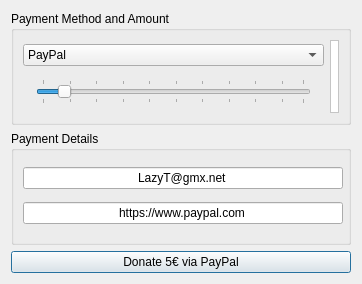
The window that res/ui/donation.ui (LazyT/obpm) describes before a commit, drawn with Qt 5.
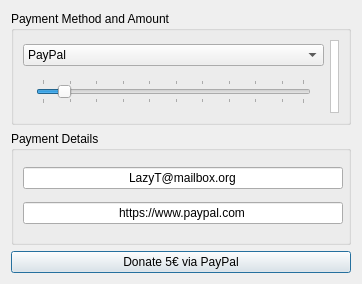
The same window after the commit. Icons and pictures are not drawn.

```diff
--- a/res/ui/donation.ui
+++ b/res/ui/donation.ui
@@ -196,7 +196,7 @@
          <string>beneficiary email address</string>
         </property>
         <property name="text">
-         <string notr="true">LazyT@gmx.net</string>
+         <string notr="true">LazyT@mailbox.org</string>
         </property>
         <property name="alignment">
          <set>Qt::AlignCenter</set>
```
